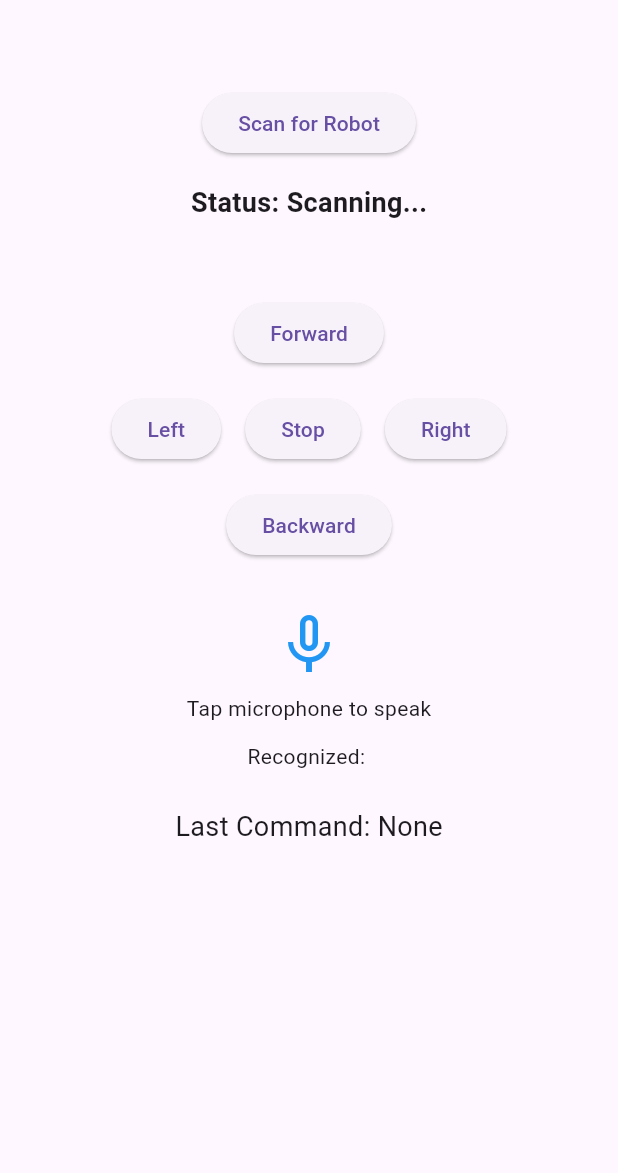
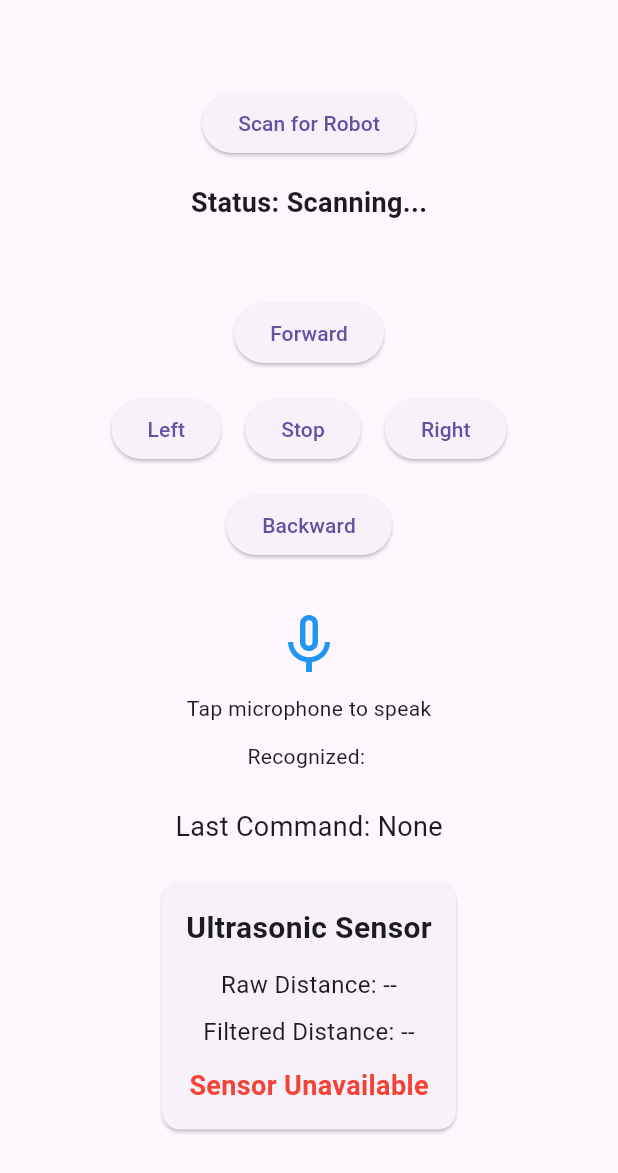
Before and after one commit to p1ngpat/Smartphone-Controlled-Arduino, a Flutter app: the screen it shows after launch, after a tap on "Scan for Robot", on a phone screen of 412 x 824 dp, the part 63-1236 px from its top. Run offline on Flutter 3.47's test engine with Material 3 defaults, Android fonts, the phone set to English and light mode, and no system bars; our stand-ins replace flutter_blue_plus, permission_handler, speech_to_text.

Commit message:
sensor display integration

```diff
--- /dev/null
+++ b/lib/Widgets/sensor_monitor.dart
@@ -0,0 +1,70 @@
+import 'package:flutter/material.dart';
+
+class SensorMonitor extends StatelessWidget {
+  final double rawDistance;
+  final double filteredDistance;
+
+  const SensorMonitor({
+    super.key,
+    required this.rawDistance,
+    required this.filteredDistance,
+  });
+
+  @override
+  Widget build(BuildContext context) {
+    bool obstacleDetected =
+        filteredDistance >= 0 && filteredDistance <= 20.0;
+
+    return Card(
+      child: Padding(
+        padding: const EdgeInsets.all(16),
+        child: Column(
+          children: [
+            const Text(
+              'Ultrasonic Sensor',
+              style: TextStyle(
+                fontSize: 20,
+                fontWeight: FontWeight.bold,
+              ),
+            ),
+
+            const SizedBox(height: 12),
+
+            Text(
+              rawDistance < 0
+                  ? 'Raw Distance: --'
+                  : 'Raw Distance: ${rawDistance.toStringAsFixed(1)} cm',
+              style: const TextStyle(fontSize: 16),
+            ),
+
+            const SizedBox(height: 8),
+
+            Text(
+              filteredDistance < 0
+                  ? 'Filtered Distance: --'
+                  : 'Filtered Distance: ${filteredDistance.toStringAsFixed(1)} cm',
+              style: const TextStyle(fontSize: 16),
+            ),
+
+            const SizedBox(height: 12),
+
+            Text(
+              filteredDistance < 0
+                  ? 'Sensor Unavailable'
+                  : obstacleDetected
+                  ? 'Obstacle Detected'
+                  : 'Clear Path',
+              style: TextStyle(
+                fontSize: 18,
+                fontWeight: FontWeight.bold,
+                color: filteredDistance < 0 || obstacleDetected
+                    ? Colors.red
+                    : Colors.green,
+              ),
+            ),
+          ],
+        ),
+      ),
+    );
+  }
+}
--- a/lib/main.dart
+++ b/lib/main.dart
@@ -3,6 +3,7 @@ import 'package:speech_to_text/speech_to_text.dart' as stt;
 import 'package:flutter/material.dart';
 import 'package:flutter_blue_plus/flutter_blue_plus.dart';
 import 'package:permission_handler/permission_handler.dart';
+import 'widgets/sensor_monitor.dart';
 
 void main() {
   runApp(const RobotControllerApp());
@@ -35,6 +36,12 @@ class _RobotControllerPageState extends State<RobotControllerPage> {
 
   BluetoothDevice? connectedDevice;
   BluetoothCharacteristic? movementCharacteristic;
+  // Ultrasonic sensor notifications
+  BluetoothCharacteristic? sensorCharacteristic;
+  StreamSubscription<List<int>>? sensorSubscription;
+
+  double rawDistance = -1;
+  double filteredDistance = -1;
   // Speech recognition
   final stt.SpeechToText _speech = stt.SpeechToText();
 
@@ -93,8 +100,39 @@ class _RobotControllerPageState extends State<RobotControllerPage> {
 
     return scanGranted && connectGranted;
   }
+  Future<void> subscribeToSensor() async {
+    if (sensorCharacteristic == null) {
+      return;
+    }
 
-  //scan for BLE device and connect to it
+    await sensorSubscription?.cancel();
+
+    sensorSubscription =
+        sensorCharacteristic!.onValueReceived.listen((value) {
+          try {
+            String data = String.fromCharCodes(value);
+            List<String> readings = data.split(',');
+
+            if (readings.length != 2) return;
+
+            double raw = double.parse(readings[0]);
+            double filtered = double.parse(readings[1]);
+
+            if (!mounted) return;
+
+            setState(() {
+              rawDistance = raw;
+              filteredDistance = filtered;
+            });
+          } catch (e) {
+            debugPrint('Sensor parsing error: $e');
+          }
+        });
+
+    await sensorCharacteristic!.setNotifyValue(true);
+  }
+
+  //BLE connection
   Future<void> scanForRobot() async {
     bool permissionGranted = await requestBluetoothPermissions();
 
@@ -130,20 +168,40 @@ class _RobotControllerPageState extends State<RobotControllerPage> {
             List<BluetoothService> services = await connectedDevice!
                 .discoverServices();
 
-            // Find robot service and movement characteristic
+            // Find robot service and BLE characteristics
             for (BluetoothService service in services) {
               if (service.uuid.toString().toLowerCase() ==
                   '12345678-1234-5678-1234-56789abcdef0') {
+
                 for (BluetoothCharacteristic characteristic
-                    in service.characteristics) {
+                in service.characteristics) {
+
+                  // Find movement characteristic
                   if (characteristic.uuid.toString().toLowerCase() ==
                       '12345678-1234-5678-1234-56789abcdef1') {
+
                     movementCharacteristic = characteristic;
 
                     debugPrint('Movement characteristic found');
                   }
+
+                  // Find ultrasonic sensor characteristic
+                  if (characteristic.uuid.toString().toLowerCase() ==
+                      '12345678-1234-5678-1234-56789abcdef2') {
+
+                    sensorCharacteristic = characteristic;
+
+                    debugPrint('Sensor characteristic found');
+                  }
                 }
               }
+            }
+
+            // Subscribe to ultrasonic sensor notifications
+            if (sensorCharacteristic != null) {
+              await subscribeToSensor();
+            } else {
+              debugPrint('Sensor characteristic not found');
             }
 
             // Update connection status
@@ -400,6 +458,11 @@ class _RobotControllerPageState extends State<RobotControllerPage> {
             Text(
               'Last Command: $lastCommand',
               style: const TextStyle(fontSize: 18),
+            ),const SizedBox(height: 20),
+
+            SensorMonitor(
+              rawDistance: rawDistance,
+              filteredDistance: filteredDistance,
             ),
           ],
         ),
```
Also changed, not shown: pubspec.lock, 1 other file.
